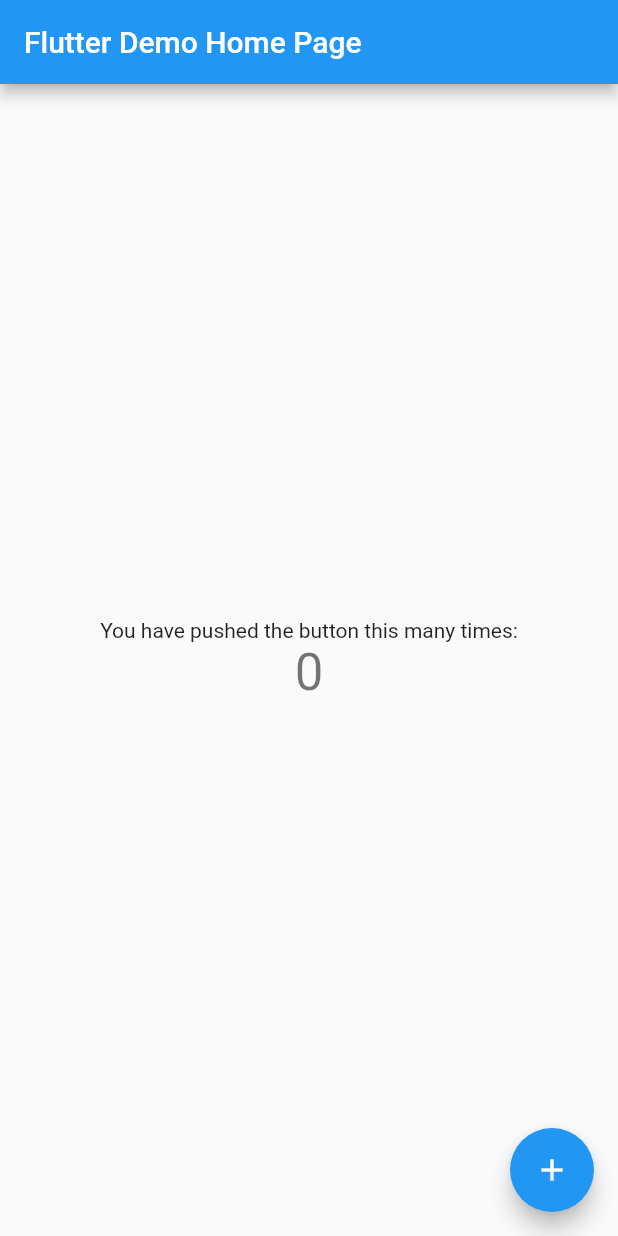
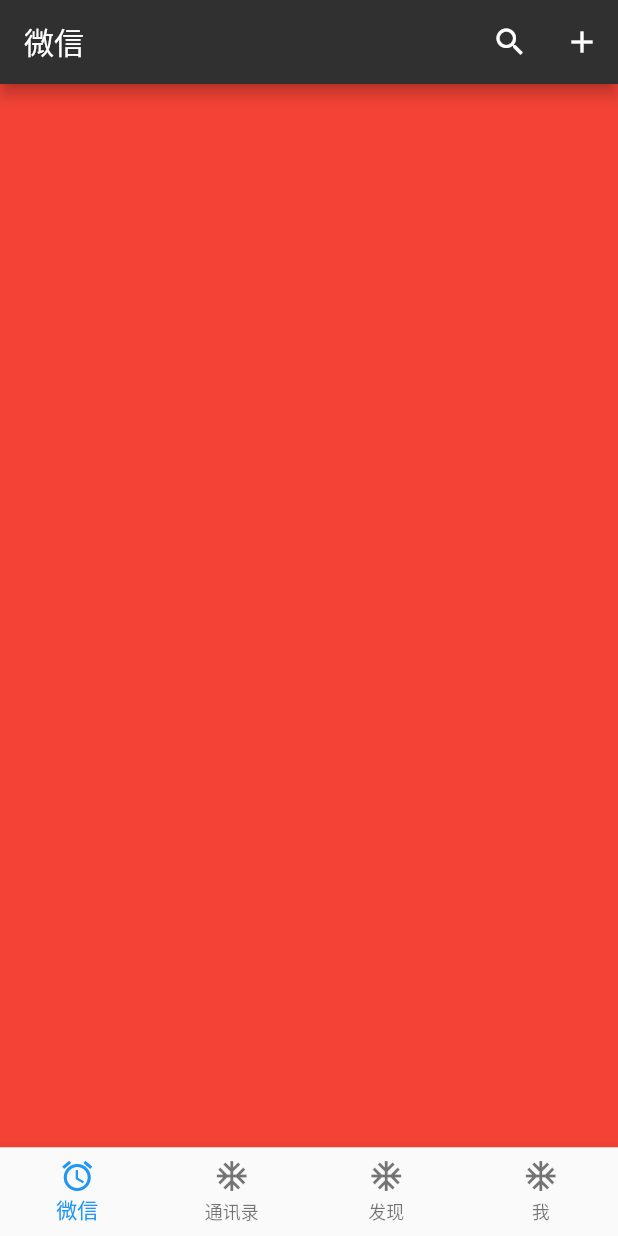
Before and after one commit to ZhaoFelix/flutter_wechat, a Flutter app: the screen it shows after launch, on a phone screen of 412 x 824 dp. Run offline on Flutter 3.47's test engine with Material 2 defaults, Android fonts, the phone set to English and light mode, and no system bars.

Commit message:
顶部实现

```diff
--- /dev/null
+++ b/lib/home/constants.dart
@@ -0,0 +1,4 @@
+class AppColors {
+
+  static const AppColor = 0xff303030;
+}
--- /dev/null
+++ b/lib/home/home_screen.dart
@@ -0,0 +1,93 @@
+import 'package:flutter/material.dart';
+
+class HomeScreen extends StatefulWidget {
+  _HomeScreenState createState() => _HomeScreenState();
+}
+
+class _HomeScreenState extends State<HomeScreen> {
+  List<NavigationIconView> _navigationViews;
+  //该方法只会被调用一次；
+   void initState() {
+    super.initState();
+    _navigationViews = [
+      NavigationIconView(
+        title: '微信',
+        icon: Icon(Icons.ac_unit),
+        activeIcon: Icon(Icons.access_alarm)
+      ),
+      NavigationIconView(
+        title: '通讯录',
+        icon: Icon(Icons.ac_unit),
+        activeIcon: Icon(Icons.access_alarm)
+      ),
+      NavigationIconView(
+        title: '发现',
+        icon: Icon(Icons.ac_unit),
+        activeIcon: Icon(Icons.access_alarm)
+      ),
+      NavigationIconView(
+        title: '我',
+        icon: Icon(Icons.ac_unit),
+        activeIcon: Icon(Icons.access_alarm)
+      ),
+    ];
+  }
+
+  @override
+  Widget build(BuildContext context) {
+    final BottomNavigationBar bottomNavBar = BottomNavigationBar(
+      items:_navigationViews.map((NavigationIconView view){
+        return view.item;
+      }).toList(),
+      currentIndex: 0,
+      type: BottomNavigationBarType.fixed,
+      onTap: (int index){
+
+        print("点击的是第$index个tab");
+      },
+    );
+     return Scaffold(
+       appBar: AppBar(
+         title: Text('微信'),
+       //  backgroundColor: Color(0xff303030),
+       actions: <Widget>[
+         IconButton(
+           icon: Icon(Icons.search),
+           onPressed: (){
+             print('搜索');
+           },
+         ),
+         IconButton(
+           icon: Icon(Icons.add),
+           onPressed: (){
+             print('添加');
+           },
+         )
+
+       ],
+       ),
+       body: Container(
+        color: Colors.red,
+       ),
+       bottomNavigationBar: bottomNavBar,
+     );
+  }
+}
+
+
+class NavigationIconView {
+  final String _title;
+  final Widget _icon;
+  final Widget _activeIcon;
+  final  BottomNavigationBarItem item;
+  NavigationIconView({Key key,String title,Widget icon,Widget activeIcon}) :
+  _title = title,
+  _icon = icon,
+  _activeIcon = activeIcon,
+  item = new BottomNavigationBarItem(
+    icon: icon,
+    activeIcon: activeIcon,
+    title: Text(title),
+    backgroundColor: Colors.white
+  );
+}
--- a/lib/main.dart
+++ b/lib/main.dart
@@ -1,111 +1,11 @@
 import 'package:flutter/material.dart';
+import 'home/home_screen.dart';
+import 'home/constants.dart' show AppColors;
 
-void main() => runApp(MyApp());
-
-class MyApp extends StatelessWidget {
-  // This widget is the root of your application.
-  @override
-  Widget build(BuildContext context) {
-    return MaterialApp(
-      title: 'Flutter Demo',
-      theme: ThemeData(
-        // This is the theme of your application.
-        //
-        // Try running your application with "flutter run". You'll see the
-        // application has a blue toolbar. Then, without quitting the app, try
-        // changing the primarySwatch below to Colors.green and then invoke
-        // "hot reload" (press "r" in the console where you ran "flutter run",
-        // or simply save your changes to "hot reload" in a Flutter IDE).
-        // Notice that the counter didn't reset back to zero; the application
-        // is not restarted.
-        primarySwatch: Colors.blue,
-      ),
-      home: MyHomePage(title: 'Flutter Demo Home Page'),
-    );
-  }
-}
-
-class MyHomePage extends StatefulWidget {
-  MyHomePage({Key key, this.title}) : super(key: key);
-
-  // This widget is the home page of your application. It is stateful, meaning
-  // that it has a State object (defined below) that contains fields that affect
-  // how it looks.
-
-  // This class is the configuration for the state. It holds the values (in this
-  // case the title) provided by the parent (in this case the App widget) and
-  // used by the build method of the State. Fields in a Widget subclass are
-  // always marked "final".
-
-  final String title;
-
-  @override
-  _MyHomePageState createState() => _MyHomePageState();
-}
-
-class _MyHomePageState extends State<MyHomePage> {
-  int _counter = 0;
-
-  void _incrementCounter() {
-    setState(() {
-      // This call to setState tells the Flutter framework that something has
-      // changed in this State, which causes it to rerun the build method below
-      // so that the display can reflect the updated values. If we changed
-      // _counter without calling setState(), then the build method would not be
-      // called again, and so nothing would appear to happen.
-      _counter++;
-    });
-  }
-
-  @override
-  Widget build(BuildContext context) {
-    // This method is rerun every time setState is called, for instance as done
-    // by the _incrementCounter method above.
-    //
-    // The Flutter framework has been optimized to make rerunning build methods
-    // fast, so that you can just rebuild anything that needs updating rather
-    // than having to individually change instances of widgets.
-    return Scaffold(
-      appBar: AppBar(
-        // Here we take the value from the MyHomePage object that was created by
-        // the App.build method, and use it to set our appbar title.
-        title: Text(widget.title),
-      ),
-      body: Center(
-        // Center is a layout widget. It takes a single child and positions it
-        // in the middle of the parent.
-        child: Column(
-          // Column is also layout widget. It takes a list of children and
-          // arranges them vertically. By default, it sizes itself to fit its
-          // children horizontally, and tries to be as tall as its parent.
-          //
-          // Invoke "debug painting" (press "p" in the console, choose the
-          // "Toggle Debug Paint" action from the Flutter Inspector in Android
-          // Studio, or the "Toggle Debug Paint" command in Visual Studio Code)
-          // to see the wireframe for each widget.
-          //
-          // Column has various properties to control how it sizes itself and
-          // how it positions its children. Here we use mainAxisAlignment to
-          // center the children vertically; the main axis here is the vertical
-          // axis because Columns are vertical (the cross axis would be
-          // horizontal).
-          mainAxisAlignment: MainAxisAlignment.center,
-          children: <Widget>[
-            Text(
-              'You have pushed the button this many times:',
-            ),
-            Text(
-              '$_counter',
-              style: Theme.of(context).textTheme.display1,
-            ),
-          ],
-        ),
-      ),
-      floatingActionButton: FloatingActionButton(
-        onPressed: _incrementCounter,
-        tooltip: 'Increment',
-        child: Icon(Icons.add),
-      ), // This trailing comma makes auto-formatting nicer for build methods.
-    );
-  }
-}
+void main() => runApp(MaterialApp(
+  title: '微信',
+  theme: ThemeData.light().copyWith(
+    primaryColor: Color(AppColors.AppColor),
+  ),
+  home: HomeScreen(),
+));
```
